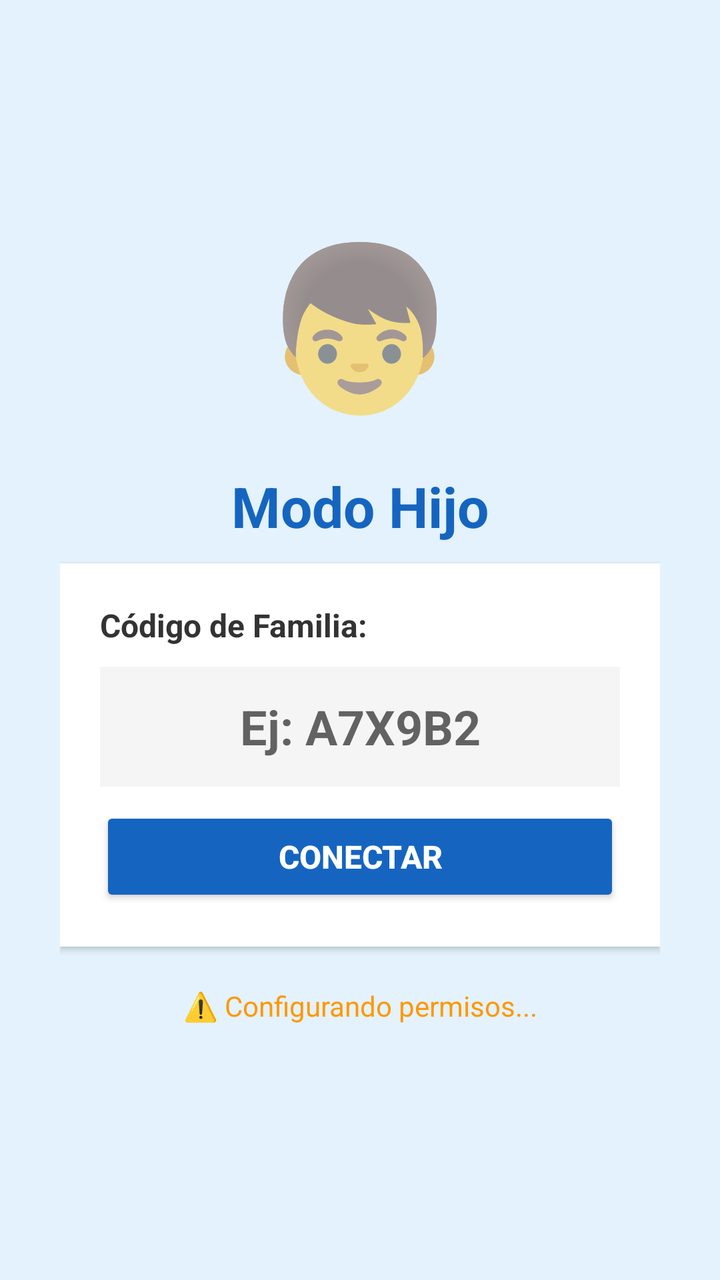
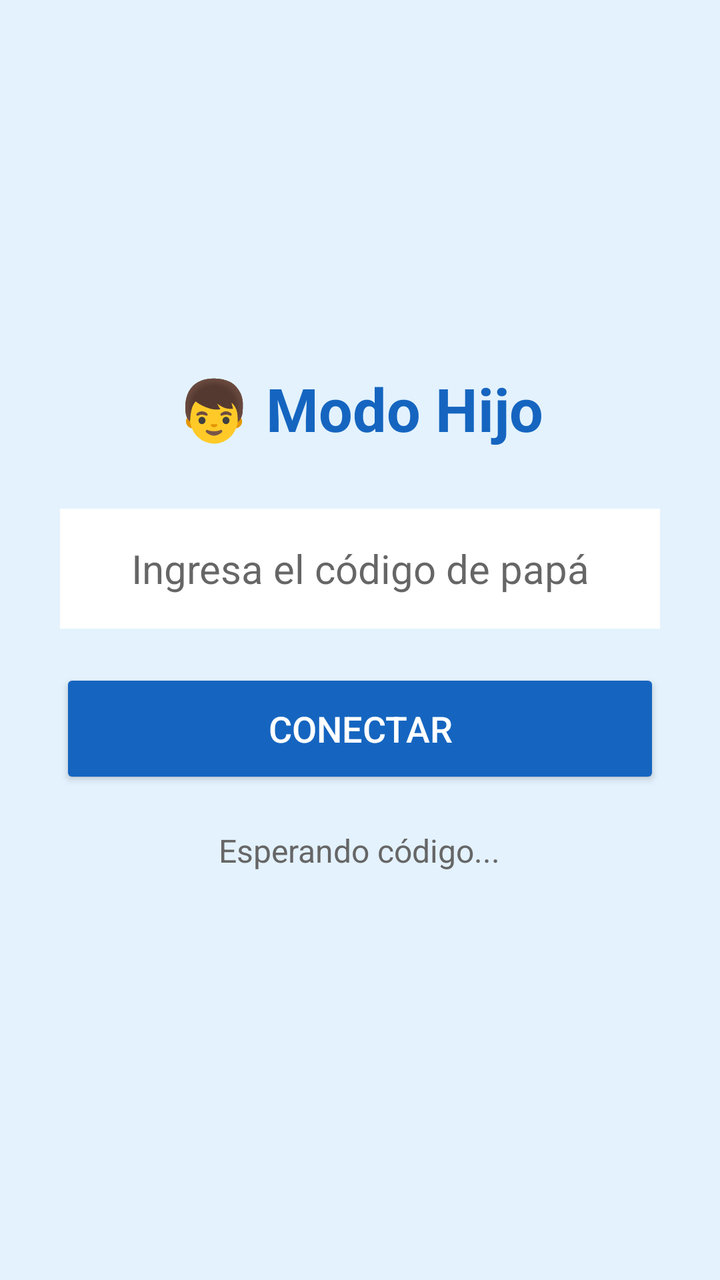

The first picture is an Android layout as it rendered before a commit; the second is the same layout after the commit. The layout source and the unified diff follow.
<!-- AndroidManifest.xml: application theme AppTheme -->
<!-- res/layout/activity_hijo.xml -->
<?xml version="1.0" encoding="utf-8"?>
<LinearLayout xmlns:android="http://schemas.android.com/apk/res/android"
    android:layout_width="match_parent"
    android:layout_height="match_parent"
    android:orientation="vertical"
    android:gravity="center"
    android:padding="30dp"
    android:background="#E3F2FD">

    <TextView
        android:layout_width="wrap_content"
        android:layout_height="wrap_content"
        android:text="👦"
        android:textSize="80sp"
        android:layout_marginBottom="20dp" />

    <TextView
        android:layout_width="wrap_content"
        android:layout_height="wrap_content"
        android:text="Modo Hijo"
        android:textSize="28sp"
        android:textStyle="bold"
        android:textColor="#1565C0"
        android:layout_marginBottom="10dp" />

    
    <LinearLayout
        android:layout_width="match_parent"
        android:layout_height="wrap_content"
        android:orientation="vertical"
        android:background="#FFFFFF"
        android:padding="20dp"
        android:layout_marginBottom="20dp"
        android:elevation="2dp">

        <TextView
            android:layout_width="wrap_content"
            android:layout_height="wrap_content"
            android:text="Código de Familia:"
            android:textSize="16sp"
            android:textStyle="bold"
            android:textColor="#333"
            android:layout_marginBottom="10dp" />

        <EditText
            android:id="@+id/et_codigo_familia"
            android:layout_width="match_parent"
            android:layout_height="60dp"
            android:hint="Ej: A7X9B2"
            android:textSize="24sp"
            android:textStyle="bold"
            android:textAlignment="center"
            android:inputType="textCapCharacters"
            android:maxLength="6"
            android:background="#F5F5F5"
            android:padding="10dp"
            android:layout_marginBottom="10dp" />

        <Button
            android:id="@+id/btn_conectar"
            android:layout_width="match_parent"
            android:layout_height="50dp"
            android:text="CONECTAR"
            android:textSize="16sp"
            android:textStyle="bold"
            android:backgroundTint="#1565C0"
            android:textColor="#FFFFFF" />
    </LinearLayout>

    
    <TextView
        android:id="@+id/tv_estado_permisos"
        android:layout_width="match_parent"
        android:layout_height="wrap_content"
        android:text="⚠️ Configurando permisos..."
        android:textSize="14sp"
        android:textColor="#FF9800"
        android:gravity="center"
        android:layout_marginBottom="20dp" />

    <Button
        android:id="@+id/btn_permisos"
        android:layout_width="match_parent"
        android:layout_height="60dp"
        android:text="Activar Permisos"
        android:textSize="16sp"
        android:backgroundTint="#4CAF50"
        android:textColor="#FFFFFF"
        android:visibility="gone" />

</LinearLayout>
<!-- resources referenced by this layout -->
<resources>
  <style name="AppTheme" parent="android:Theme.Material.Light.NoActionBar">
          <item name="android:colorPrimary">#6200EE</item>
          <item name="android:colorPrimaryDark">#3700B3</item>
          <item name="android:colorAccent">#03DAC5</item>
      </style>
</resources>

<!-- the commit's change to res/layout/activity_hijo.xml (unified diff, before → after) -->
@@ -3,87 +3,57 @@
     android:layout_width="match_parent"
     android:layout_height="match_parent"
     android:orientation="vertical"
-    android:gravity="center"
     android:padding="30dp"
-    android:background="#E3F2FD">
+    android:background="#E3F2FD"
+    android:gravity="center">
 
     <TextView
         android:layout_width="wrap_content"
         android:layout_height="wrap_content"
-        android:text="👦"
-        android:textSize="80sp"
+        android:text="👦 Modo Hijo"
+        android:textSize="30sp"
+        android:textStyle="bold"
+        android:textColor="#1565C0"
+        android:layout_marginBottom="30dp" />
+
+    <EditText
+        android:id="@+id/et_codigo"
+        android:layout_width="match_parent"
+        android:layout_height="60dp"
+        android:hint="Ingresa el código de papá"
+        android:textSize="20sp"
+        android:textAlignment="center"
+        android:inputType="textCapCharacters"
+        android:maxLength="6"
+        android:background="#FFFFFF"
+        android:padding="10dp"
+        android:layout_marginBottom="20dp" />
+
+    <Button
+        android:id="@+id/btn_conectar"
+        android:layout_width="match_parent"
+        android:layout_height="60dp"
+        android:text="CONECTAR"
+        android:textSize="18sp"
+        android:backgroundTint="#1565C0"
+        android:textColor="#FFFFFF"
         android:layout_marginBottom="20dp" />
 
     <TextView
+        android:id="@+id/tv_estado"
         android:layout_width="wrap_content"
         android:layout_height="wrap_content"
-        android:text="Modo Hijo"
-        android:textSize="28sp"
-        android:textStyle="bold"
-        android:textColor="#1565C0"
-        android:layout_marginBottom="10dp" />
-
-    
-    <LinearLayout
-        android:layout_width="match_parent"
-        android:layout_height="wrap_content"
-        android:orientation="vertical"
-        android:background="#FFFFFF"
-        android:padding="20dp"
-        android:layout_marginBottom="20dp"
-        android:elevation="2dp">
-
-        <TextView
-            android:layout_width="wrap_content"
-            android:layout_height="wrap_content"
-            android:text="Código de Familia:"
-            android:textSize="16sp"
-            android:textStyle="bold"
-            android:textColor="#333"
-            android:layout_marginBottom="10dp" />
-
-        <EditText
-            android:id="@+id/et_codigo_familia"
-            android:layout_width="match_parent"
-            android:layout_height="60dp"
-            android:hint="Ej: A7X9B2"
-            android:textSize="24sp"
-            android:textStyle="bold"
-            android:textAlignment="center"
-            android:inputType="textCapCharacters"
-            android:maxLength="6"
-            android:background="#F5F5F5"
-            android:padding="10dp"
-            android:layout_marginBottom="10dp" />
-
-        <Button
-            android:id="@+id/btn_conectar"
-            android:layout_width="match_parent"
-            android:layout_height="50dp"
-            android:text="CONECTAR"
-            android:textSize="16sp"
-            android:textStyle="bold"
-            android:backgroundTint="#1565C0"
-            android:textColor="#FFFFFF" />
-    </LinearLayout>
-
-    
-    <TextView
-        android:id="@+id/tv_estado_permisos"
-        android:layout_width="match_parent"
-        android:layout_height="wrap_content"
-        android:text="⚠️ Configurando permisos..."
-        android:textSize="14sp"
-        android:textColor="#FF9800"
+        android:text="Esperando código..."
+        android:textSize="16sp"
+        android:textColor="#666"
         android:gravity="center"
         android:layout_marginBottom="20dp" />
 
     <Button
-        android:id="@+id/btn_permisos"
+        android:id="@+id/btn_permiso"
         android:layout_width="match_parent"
         android:layout_height="60dp"
-        android:text="Activar Permisos"
-        android:textSize="16sp"
+        android:text="Activar Permiso de Uso"
         android:backgroundTint="#4CAF50"
         android:textColor="#FFFFFF"
         android:visibility="gone" />
